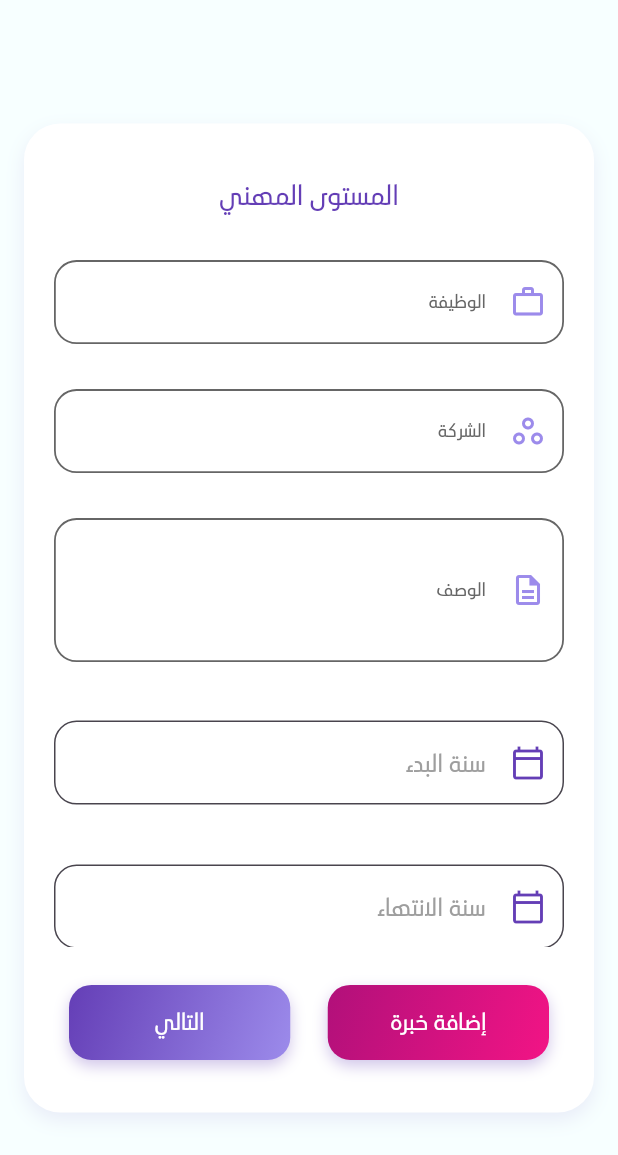
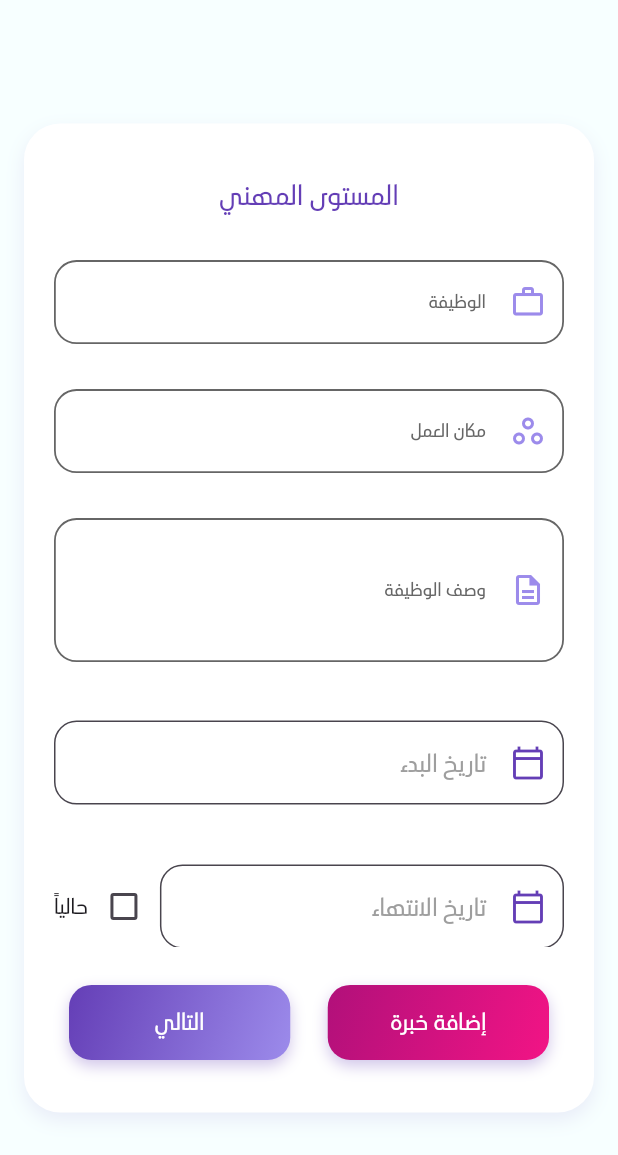
Before and after one commit to Nuhoud/Nuhoud-mobile-app, a Flutter app: the OnboardingUserExperiencePage screen opened by its route, on a phone screen of 412 x 824 dp. Shown: the top 1155 px of the screen. Run offline on Flutter 3.47's test engine with Material 3 defaults, Android fonts, the phone set to English and light mode, and no system bars; our stand-ins replace awesome_snackbar_content, bloc, dartz, dio, equatable, flutter_bloc and 6 more; missing offline and left inert: phone_form_field; accounts and stored records are empty.

Commit message:
add cerifictions from and make the edcution from optional

```diff
--- a/lib/core/utils/routs.dart
+++ b/lib/core/utils/routs.dart
@@ -10,6 +10,7 @@ import '../../features/onboarding/presentation/views/onboarding_job_preferences_
 import '../../features/onboarding/presentation/views/onboarding_ueser_experince_page.dart';
 import '../../features/onboarding/presentation/views/onboarding_upload_page.dart';
 import '../../features/onboarding/presentation/views/onboarding_user_basic_info_page.dart';
+import '../../features/onboarding/presentation/views/onboarding_user_certifications_page.dart';
 import '../../features/onboarding/presentation/views/onboarding_user_education_info_page.dart';
 import '../../features/onboarding/presentation/views/onboarding_user_goals_page.dart';
 import '../../features/splash/presentation/views/splash_page.dart';
@@ -31,6 +32,8 @@ abstract class Routers {
   static const String kOndboardingUserGoalsPage = '/onboardingUserGoalsPage';
   static const String kOndboardingJobPreferencesPage =
       '/onboardingJobPreferencesPage';
+  static const String kOndboardingUserCertificationsPage =
+      '/onboardingUserCertificationsPage';
 
   static final router = GoRouter(
     routes: [
@@ -93,6 +96,10 @@ abstract class Routers {
         path: kOndboardingJobPreferencesPage,
         builder: (context, state) => const OnboardingJobPreferencesPage(),
       ),
+      GoRoute(
+        path: kOndboardingUserCertificationsPage,
+        builder: (context, state) => const OnboardingUserCertificationsPage(),
+      ),
     ],
   );
 }
--- a/lib/core/widgets/custom_text_filed.dart
+++ b/lib/core/widgets/custom_text_filed.dart
@@ -18,10 +18,9 @@ class CustomTextField extends StatefulWidget {
     this.fillColor,
     this.hPadding,
     this.vPadding,
-    this.hitText,
+    this.hintText,
   });
   final String text;
-  final String? hitText;
   final bool isPassword;
   final int maxLine;
   final TextEditingController controller;
@@ -33,6 +32,7 @@ class CustomTextField extends StatefulWidget {
   final IconData? prefixIcon;
   final double? hPadding;
   final double? vPadding;
+  final String? hintText;
   @override
   State<CustomTextField> createState() => _CustomTextFieldState();
 }
@@ -57,7 +57,7 @@ class _CustomTextFieldState extends State<CustomTextField> {
           vertical: widget.vPadding ?? 15, horizontal: widget.hPadding ?? 1),
       child: TextFormField(
         style: Styles.textStyle13.copyWith(
-          color: AppColors.secondaryText,
+          color: AppColors.blackTextColor,
           fontWeight: FontWeight.w500,
         ),
         onChanged: widget.onChange,
@@ -68,7 +68,7 @@ class _CustomTextFieldState extends State<CustomTextField> {
         maxLines: widget.maxLine,
         obscureText: widget.isPassword ? !showPassowrd : false,
         decoration: InputDecoration(
-          hintText: widget.hitText,
+          hintText: widget.hintText,
           hintStyle: Styles.textStyle13.copyWith(
             color: AppColors.secondaryText,
             fontWeight: FontWeight.w500,
--- a/lib/features/onboarding/presentation/views/widgets/custom_date_picker.dart
+++ b/lib/features/onboarding/presentation/views/widgets/custom_date_picker.dart
@@ -4,17 +4,26 @@ import '../../../../../core/utils/app_colors.dart';
 import '../../../../../core/utils/app_constats.dart';
 import '../../../../../core/utils/styles.dart';
 
-class CustomDatePicker extends StatelessWidget {
+class CustomDatePicker extends StatefulWidget {
   final TextEditingController controller;
   final String text;
   final String? Function(String?)? validatorFun;
+  final bool allowPresent;
 
   const CustomDatePicker({
     super.key,
     required this.controller,
     required this.text,
     this.validatorFun,
+    this.allowPresent = false,
   });
+
+  @override
+  State<CustomDatePicker> createState() => _CustomDatePickerState();
+}
+
+class _CustomDatePickerState extends State<CustomDatePicker> {
+  bool _isPresent = false;
 
   Future<void> _selectDate(BuildContext context) async {
     final DateTime? picked = await showDatePicker(
@@ -71,9 +80,15 @@ class CustomDatePicker extends StatelessWidget {
     );
 
     if (picked != null) {
-      controller.text =
+      widget.controller.text =
           "${picked.year}-${picked.month.toString().padLeft(2, '0')}-${picked.day.toString().padLeft(2, '0')}";
     }
+  }
+
+  @override
+  void initState() {
+    super.initState();
+    _isPresent = widget.controller.text == "حالياً";
   }
 
   @override
@@ -84,13 +99,18 @@ class CustomDatePicker extends StatelessWidget {
           borderRadius: BorderRadius.circular(kBorderRadius)),
       padding: const EdgeInsets.only(top: 8),
       margin: const EdgeInsets.symmetric(vertical: 16),
+      child: widget.allowPresent
+          ? Row(
+              children: [
+                Expanded(
                   child: TextFormField(
-        controller: controller,
+                    controller: widget.controller,
                     readOnly: true,
-        onTap: () => _selectDate(context),
+                    onTap: _isPresent ? null : () => _selectDate(context),
+                    enabled: !_isPresent,
                     style: Styles.textStyle16.copyWith(color: Colors.black87),
                     decoration: InputDecoration(
-          labelText: text,
+                      labelText: widget.text,
                       labelStyle: const TextStyle(color: Colors.grey),
                       focusedBorder: OutlineInputBorder(
                         borderSide: const BorderSide(
@@ -113,7 +133,55 @@ class CustomDatePicker extends StatelessWidget {
                         color: AppColors.primaryColor,
                       ),
                     ),
-        validator: validatorFun,
+                    validator: widget.validatorFun,
+                  ),
+                ),
+                Checkbox(
+                  value: _isPresent,
+                  onChanged: (value) {
+                    setState(() {
+                      _isPresent = value!;
+                      if (_isPresent) {
+                        widget.controller.text = "حالياً";
+                      } else {
+                        widget.controller.text = "";
+                      }
+                    });
+                  },
+                ),
+                const Text("حالياً"),
+              ],
+            )
+          : TextFormField(
+              controller: widget.controller,
+              readOnly: true,
+              onTap: () => _selectDate(context),
+              style: Styles.textStyle16.copyWith(color: Colors.black87),
+              decoration: InputDecoration(
+                labelText: widget.text,
+                labelStyle: const TextStyle(color: Colors.grey),
+                focusedBorder: OutlineInputBorder(
+                  borderSide: const BorderSide(
+                    color: AppColors.secondaryText,
+                    width: 1.5,
+                  ),
+                  borderRadius: BorderRadius.circular(kBorderRadius),
+                ),
+                border: OutlineInputBorder(
+                  borderSide: const BorderSide(
+                    color: AppColors.secondaryText,
+                    width: 1.5,
+                  ),
+                  borderRadius: BorderRadius.circular(kBorderRadius),
+                ),
+                fillColor: Colors.white,
+                filled: true,
+                prefixIcon: const Icon(
+                  Icons.calendar_today_outlined,
+                  color: AppColors.primaryColor,
+                ),
+              ),
+              validator: widget.validatorFun,
             ),
     );
   }
--- a/lib/features/onboarding/presentation/views/widgets/onboarding_user_basic_info/onboarding_user_basic_info_page_body.dart
+++ b/lib/features/onboarding/presentation/views/widgets/onboarding_user_basic_info/onboarding_user_basic_info_page_body.dart
@@ -93,7 +93,7 @@ class _OnboardingUserBasicInfoPageBodyState
                 text: "الموقع",
                 prefixIcon: Icons.location_on_outlined,
                 controller: locationController,
-                hitText: "سوريا, دمشق",
+                hintText: "سوريا, دمشق",
                 isPassword: false,
                 fillColor: Colors.white,
               ),
--- a/lib/features/onboarding/presentation/views/widgets/onboarding_user_education_info/education_form_widget.dart
+++ b/lib/features/onboarding/presentation/views/widgets/onboarding_user_education_info/education_form_widget.dart
@@ -11,8 +11,8 @@ class EducationFormWidget extends StatelessWidget {
   final GlobalKey<FormState> formKey;
   const EducationFormWidget({
     super.key,
+    required this.formKey,
     required this.form,
-    required this.formKey,
   });
 
   @override
@@ -56,6 +56,7 @@ class EducationFormWidget extends StatelessWidget {
             ),
             CustomTextField(
               text: "سنة التخرج",
+              hintText: "او المتوقعة",
               isPassword: false,
               validatorFun: (val) =>
                   Validator.validate(val, ValidationState.price),
@@ -66,7 +67,7 @@ class EducationFormWidget extends StatelessWidget {
               keyboardType: TextInputType.number,
             ),
             CustomTextField(
-              text: "المعدل التراكمي (GPA)",
+              text: "المعدل",
               isPassword: false,
               keyboardType: TextInputType.number,
               validatorFun: (val) =>
--- /dev/null
+++ b/lib/features/onboarding/presentation/views/widgets/onboarding_user_experience/experince_form_widget.dart
@@ -0,0 +1,64 @@
+import 'package:flutter/material.dart';
+
+import '../../../../../../core/utils/enums.dart';
+import '../../../../../../core/utils/validation.dart';
+import '../../../../../../core/widgets/custom_text_filed.dart';
+import '../custom_date_picker.dart';
+import 'experince_form_item.dart';
+
+class ExperinceFormWidget extends StatelessWidget {
+  const ExperinceFormWidget(
+      {super.key, required this.formItem, required this.formKey});
+  final ExperinceFormItem formItem;
+  final GlobalKey<FormState> formKey;
+  @override
+  Widget build(BuildContext context) {
+    return Form(
+      key: formKey,
+      child: Column(
+        children: [
+          CustomTextField(
+            text: "الوظيفة",
+            isPassword: false,
+            validatorFun: (val) =>
+                Validator.validate(val, ValidationState.normal),
+            hPadding: 0,
+            controller: formItem.jobTitleController,
+            fillColor: Colors.white,
+            prefixIcon: Icons.work_outline,
+          ),
+          CustomTextField(
+            text: "مكان العمل",
+            isPassword: false,
+            validatorFun: (val) =>
+                Validator.validate(val, ValidationState.normal),
+            hPadding: 0,
+            controller: formItem.companyController,
+            fillColor: Colors.white,
+            prefixIcon: Icons.workspaces_outline,
+          ),
+          CustomTextField(
+            text: "وصف الوظيفة",
+            isPassword: false,
+            maxLine: 3,
+            validatorFun: (val) =>
+                Validator.validate(val, ValidationState.normal),
+            hPadding: 0,
+            controller: formItem.jobDescriptionController,
+            fillColor: Colors.white,
+            prefixIcon: Icons.description_outlined,
+          ),
+          CustomDatePicker(
+            text: "تاريخ البدء",
+            controller: formItem.jobStartDateController,
+          ),
+          CustomDatePicker(
+            text: "تاريخ الانتهاء",
+            controller: formItem.jobEndDateController,
+            allowPresent: true,
+          ),
+        ],
+      ),
+    );
+  }
+}
--- a/lib/features/onboarding/presentation/views/widgets/onboarding_user_experience/onboarding_user_experince_page_body.dart
+++ b/lib/features/onboarding/presentation/views/widgets/onboarding_user_experience/onboarding_user_experince_page_body.dart
@@ -4,18 +4,15 @@ import 'package:flutter_bloc/flutter_bloc.dart';
 import 'package:go_router/go_router.dart';
 
 import '../../../../../../core/utils/app_colors.dart';
-import '../../../../../../core/utils/enums.dart';
 import '../../../../../../core/utils/routs.dart';
 import '../../../../../../core/utils/styles.dart';
-import '../../../../../../core/utils/validation.dart';
 import '../../../../../../core/widgets/custom_snak_bar.dart';
-import '../../../../../../core/widgets/custom_text_filed.dart';
 import '../../../../data/model/experinces_model.dart';
 import '../../../view-model/onboarding_cuibt/onboarding_cubit.dart';
 import '../buttons_row.dart';
 import '../onboarding_container.dart';
-import '../custom_date_picker.dart';
 import 'experince_form_item.dart';
+import 'experince_form_widget.dart';
 
 class OnboardingUserExperiencePageBody extends StatefulWidget {
   const OnboardingUserExperiencePageBody({super.key});
@@ -77,7 +74,7 @@ class _OnboardingUserExperiencePageBodyState
         message: "يرجى إضافة خبرة عمل",
         color: Colors.red,
         context: context,
-        title: "",
+        title: "خطأ",
         duration: const Duration(seconds: 2),
       );
     } else {
@@ -146,59 +143,3 @@ class _OnboardingUserExperiencePageBodyState
     );
   }
 }
-
-class ExperinceFormWidget extends StatelessWidget {
-  const ExperinceFormWidget(
-      {super.key, required this.formItem, required this.formKey});
-  final ExperinceFormItem formItem;
-  final GlobalKey<FormState> formKey;
-  @override
-  Widget build(BuildContext context) {
-    return Form(
-      key: formKey,
-      child: Column(
-        children: [
-          CustomTextField(
-            text: "الوظيفة",
-            isPassword: false,
-            validatorFun: (val) =>
-                Validator.validate(val, ValidationState.normal),
-            hPadding: 0,
-            controller: formItem.jobTitleController,
-            fillColor: Colors.white,
-            prefixIcon: Icons.work_outline,
-          ),
-          CustomTextField(
-            text: "الشركة",
-            isPassword: false,
-            validatorFun: (val) =>
-                Validator.validate(val, ValidationState.normal),
-            hPadding: 0,
-            controller: formItem.companyController,
-            fillColor: Colors.white,
-            prefixIcon: Icons.workspaces_outline,
-          ),
-          CustomTextField(
-            text: "الوصف",
-            isPassword: false,
-            maxLine: 3,
-            validatorFun: (val) =>
-                Validator.validate(val, ValidationState.normal),
-            hPadding: 0,
-            controller: formItem.jobDescriptionController,
-            fillColor: Colors.white,
-            prefixIcon: Icons.description_outlined,
-          ),
-          CustomDatePicker(
-            text: "سنة البدء",
-            controller: formItem.jobStartDateController,
-          ),
-          CustomDatePicker(
-            text: "سنة الانتهاء",
-            controller: formItem.jobEndDateController,
-          ),
-        ],
-      ),
-    );
-  }
-}
```
Also changed, not shown: lib/features/onboarding/data/model/certifications_model.dart (added, +24 -0 lines), lib/features/onboarding/data/model/education_model.dart (+5 -5 lines), lib/features/onboarding/presentation/views/onboarding_user_certifications_page.dart (added, +14 -0 lines), lib/features/onboarding/presentation/views/widgets/onboarding_certifications/certification_form_item.dart (added, +12 -0 lines), lib/features/onboarding/presentation/views/widgets/onboarding_certifications/certification_form_widget.dart (added, +49 -0 lines), lib/features/onboarding/presentation/views/widgets/onboarding_certifications/onboarding_user_certifications_page_body.dart (added, +149 -0 lines), lib/features/onboarding/presentation/views/widgets/onboarding_user_education_info/onboarding_user_education_page_body.dart (+28 -19 lines), 4 other files. Lines whose indentation alone changed are shown as unchanged.
